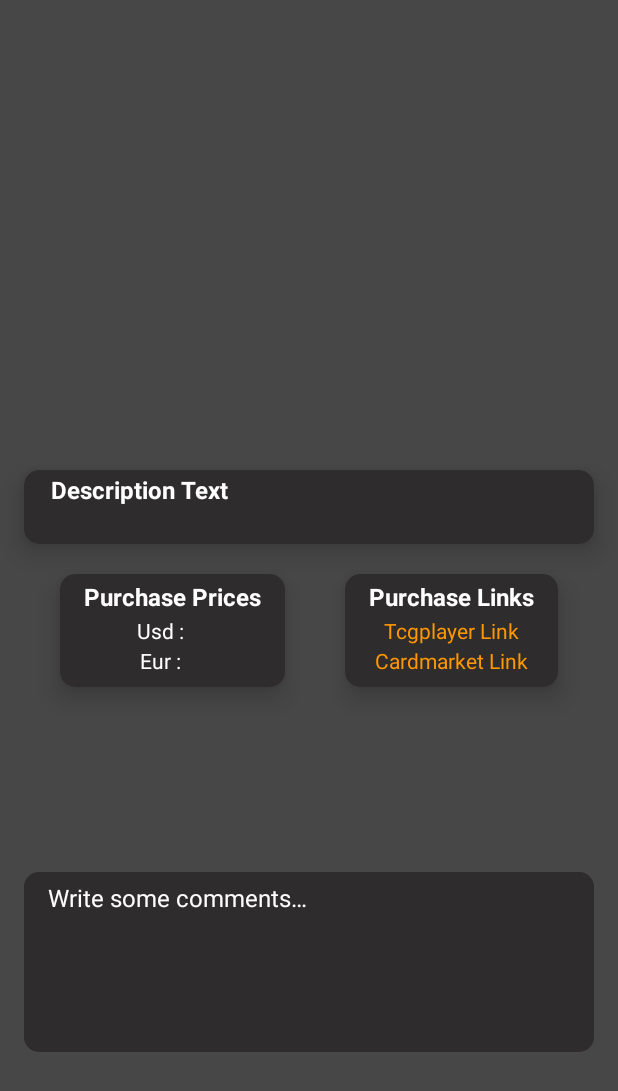
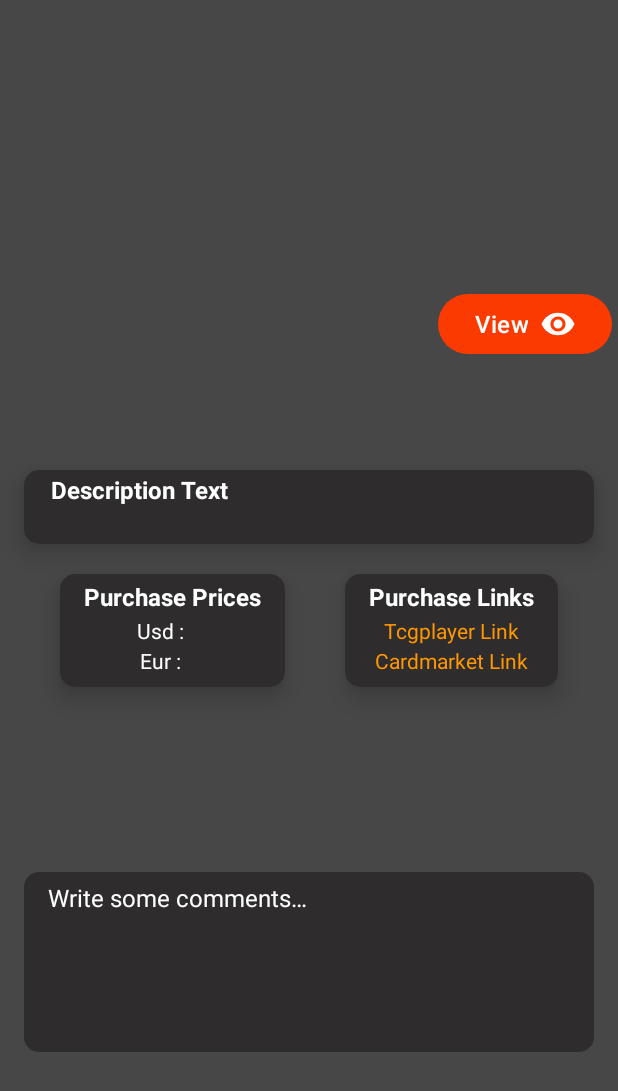
Before and after one commit to acc728/MagicAndroidApp, an Android app: the fragment CardDetailFragment placed in its activity, on a phone screen of 412 x 824 dp. Shown: the top 1091 px of the screen. Run offline under Robolectric (Android 15) with nearby library versions, the phone set to English and light mode, and no system bars; our stand-ins replace Room's generated code; pictures from the network do not load; 2 statements that could not run were skipped.

Commit message:
Card Detail dialog implemented

```diff
--- a/app/src/main/java/com/hiberus/magicandroidapp/presentation/fragment/CardDetailFragment.kt
+++ b/app/src/main/java/com/hiberus/magicandroidapp/presentation/fragment/CardDetailFragment.kt
@@ -17,6 +17,7 @@ import com.hiberus.magicandroidapp.R
 import com.hiberus.magicandroidapp.databinding.FragmentCardDetailBinding
 import com.hiberus.magicandroidapp.model.Card
 import com.hiberus.magicandroidapp.model.ResourceState
+import com.hiberus.magicandroidapp.presentation.dialog.CardPreviewDialog
 import com.hiberus.magicandroidapp.presentation.viewmodel.CardsViewModel
 import com.hiberus.magicandroidapp.presentation.viewmodel.EditCardState
 import com.hiberus.magicandroidapp.presentation.viewmodel.GetCardState
@@ -148,6 +149,10 @@ class CardDetailFragment : Fragment() {
         if (manaColors.contains("B")) binding.ivBlackMana.visibility = View.VISIBLE
         if (manaColors.contains("W")) binding.ivWhiteMana.visibility = View.VISIBLE
         if (manaColors.contains("U")) binding.ivBlueMana.visibility = View.VISIBLE
+
+        binding.btnOpenDialogCardPreview.setOnClickListener {
+            CardPreviewDialog(card.imageUris.normal).show(parentFragmentManager, "")
+        }
     }
 
     override fun onDestroyView() {
--- /dev/null
+++ b/app/src/main/res/drawable/ic_view_detail.xml
@@ -0,0 +1,5 @@
+<vector android:height="24dp" android:tint="#FFFFFF"
+    android:viewportHeight="24" android:viewportWidth="24"
+    android:width="24dp" xmlns:android="http://schemas.android.com/apk/res/android">
+    <path android:fillColor="@android:color/white" android:pathData="M12,4.5C7,4.5 2.73,7.61 1,12c1.73,4.39 6,7.5 11,7.5s9.27,-3.11 11,-7.5c-1.73,-4.39 -6,-7.5 -11,-7.5zM12,17c-2.76,0 -5,-2.24 -5,-5s2.24,-5 5,-5 5,2.24 5,5 -2.24,5 -5,5zM12,9c-1.66,0 -3,1.34 -3,3s1.34,3 3,3 3,-1.34 3,-3 -1.34,-3 -3,-3z"/>
+</vector>
--- a/app/src/main/res/layout/fragment_card_detail.xml
+++ b/app/src/main/res/layout/fragment_card_detail.xml
@@ -18,6 +18,17 @@
         app:layout_constraintStart_toStartOf="parent"
         app:layout_constraintTop_toTopOf="parent"
         tools:background="@color/black" />
+
+    <Button
+        android:id="@+id/btn_open_dialog_card_preview"
+        android:layout_width="wrap_content"
+        android:layout_height="wrap_content"
+        style="@style/Text"
+        android:text="@string/btn_text_view"
+        app:layout_constraintBottom_toBottomOf="@id/iv_card_detail_image"
+        app:layout_constraintEnd_toEndOf="@id/iv_card_detail_image"
+        android:drawableEnd="@drawable/ic_view_detail"
+        android:layout_marginEnd="@dimen/horizontal_tiny_margin"/>
 
     <com.airbnb.lottie.LottieAnimationView
         android:id="@+id/lav_card_detail_image_loading"
--- a/app/src/main/res/values/strings.xml
+++ b/app/src/main/res/values/strings.xml
@@ -27,5 +27,6 @@
     <string name="description_text">Description Text</string>
     <string name="text_comments">Write some comments…</string>
     <string name="msg_buy_link">Wait until is redirected to web</string>
+    <string name="btn_text_view">View</string>
 
 </resources>
```
Also changed, not shown: app/src/main/java/com/hiberus/magicandroidapp/presentation/dialog/CardPreviewDialog.kt (added, +37 -0 lines), app/src/main/res/layout/dialog_card_preview.xml (added, +19 -0 lines), app/src/main/res/values/styles.xml (+6 -1 lines).
